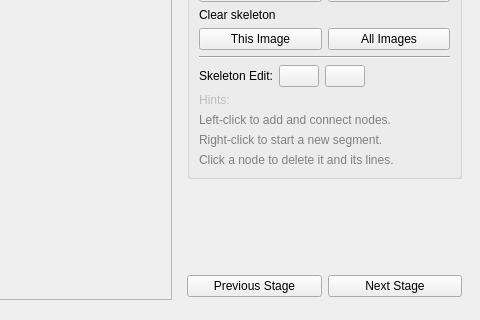
First picture: the form in src/crackpot/resources/ui/main.ui, repository TUD-IMB/Crackpot, before the edit; both pictures show x 226 to 706 and y 222 to 542 of the 706 by 656 pixel window.
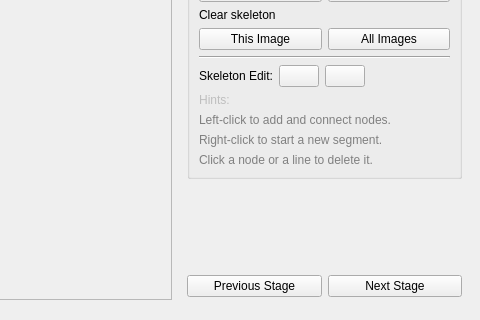
Second picture: the form after the edit. The open tabs and pages were chosen to show the change. Icons and pictures are not drawn.

Commit message: Delete hand-drawn skeleton lines by clicking on them

Diff of the .ui file:
```diff
--- a/src/crackpot/resources/ui/main.ui
+++ b/src/crackpot/resources/ui/main.ui
@@ -1557,7 +1557,7 @@
 </string>
                        </property>
                        <property name="text">
-                        <string>Click a node to delete it and its lines.</string>
+                        <string>Click a node or a line to delete it.</string>
                        </property>
                       </widget>
                      </item>
```
The commit also changes 6 other files.
